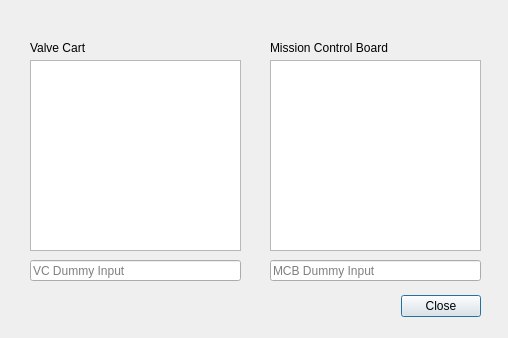
Before: the Qt Designer form src/MCC_GUI/qt/debug.ui in UVicRocketry/Hybrid-Controls-System, drawn with Qt 5.
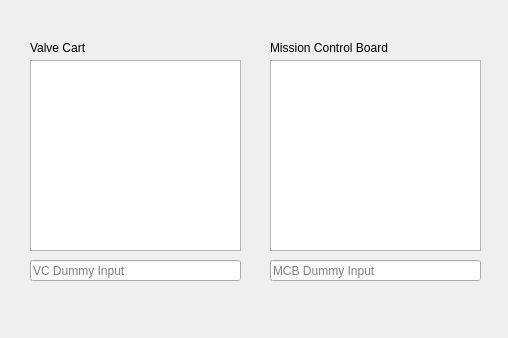
After: the same form once the commit is applied.

Commit message: Redesign PortSel and Debug

Patch:
```diff
--- a/src/MCC_GUI/qt/debug.ui
+++ b/src/MCC_GUI/qt/debug.ui
@@ -13,22 +13,6 @@
   <property name="windowTitle">
    <string>Debug Tools</string>
   </property>
-  <widget class="QDialogButtonBox" name="buttonBox">
-   <property name="geometry">
-    <rect>
-     <x>30</x>
-     <y>290</y>
-     <width>451</width>
-     <height>32</height>
-    </rect>
-   </property>
-   <property name="orientation">
-    <enum>Qt::Horizontal</enum>
-   </property>
-   <property name="standardButtons">
-    <set>QDialogButtonBox::Close</set>
-   </property>
-  </widget>
   <widget class="QLineEdit" name="le_vc">
    <property name="geometry">
     <rect>
```
Left out of the diff: 35 changed lines with no effect on the pictures. The commit also changes 7 other files.
